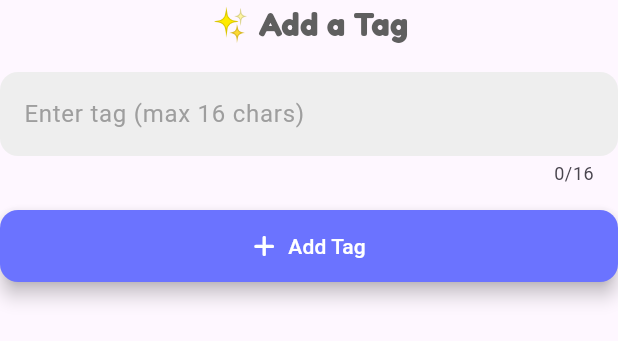
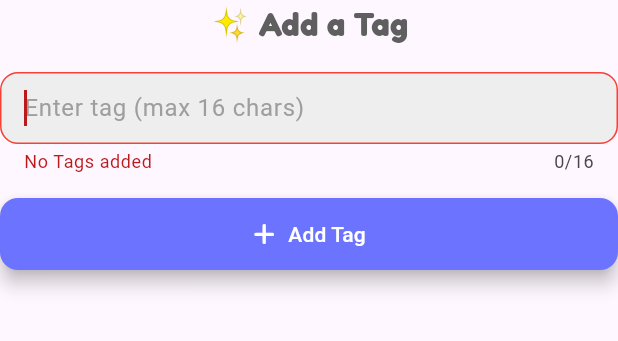
Before and after one commit to KentTho/App_Moblie_Mental, a Flutter app: the NewNoteDiaLog widget shown alone on an empty page, opened directly with empty values, after a tap on an icon or button, on a phone screen of 412 x 824 dp. Shown: the top 341 px of the screen. Run offline on Flutter 3.47's test engine with Material 3 defaults, Android fonts, the phone set to English and light mode, and no system bars; our stand-ins replace cached_network_image, dio, firebase_auth, firebase_core, font_awesome_flutter, get and 1 more; missing offline and left inert: flutter_quill; accounts and stored records are empty; project files that could hold a hidden picture were left out.

Commit message:
Modifing Emotion about tags

```diff
--- a/mental_health_app/lib/features/diary/widge/dialog_tags_card.dart
+++ b/mental_health_app/lib/features/diary/widge/dialog_tags_card.dart
@@ -15,7 +15,7 @@ class DialogCard extends StatelessWidget {
 
   @override
   Widget build(BuildContext context) {
-    final TextEditingController _tagController = TextEditingController();
+    final TextEditingController tagController = TextEditingController();
 
     return Dialog(
       backgroundColor: Colors.white.withOpacity(0.95),
--- a/mental_health_app/lib/features/diary/widge/new_notes_dialog.dart
+++ b/mental_health_app/lib/features/diary/widge/new_notes_dialog.dart
@@ -14,7 +14,7 @@ class NewNoteDiaLog extends StatelessWidget {
 
   @override
   Widget build(BuildContext context) {
-    final TextEditingController _tagController = TextEditingController(); // ✅ Tạo tại đây
+    final TextEditingController tagController = TextEditingController(); // ✅ Tạo tại đây
     final GlobalKey<FormFieldState> tagkey = GlobalKey<FormFieldState>();
 
 
@@ -35,9 +35,10 @@ class NewNoteDiaLog extends StatelessWidget {
           ),
         ),
         const SizedBox(height: 16),
-        TextField(
+        TextFormField(
           key: tagkey,
-          controller: _tagController,
+          controller: tagController,
+          autofocus: true,
           maxLength: 16,
           decoration: InputDecoration(
             hintText: 'Enter tag (max 16 chars)',
@@ -48,7 +49,35 @@ class NewNoteDiaLog extends StatelessWidget {
               borderRadius: BorderRadius.circular(12),
               borderSide: BorderSide.none,
             ),
+            isDense: true,
+            enabledBorder: OutlineInputBorder(
+              borderRadius: BorderRadius.circular(12),
+              borderSide: const BorderSide(color: primaryColor),
+            ),
+            focusedBorder: OutlineInputBorder(
+              borderRadius: BorderRadius.circular(12),
+              borderSide: const BorderSide(color: primaryColor),
+            ),
+            errorBorder: OutlineInputBorder(
+              borderRadius: BorderRadius.circular(12),
+              borderSide: const BorderSide(color: Colors.red),
+            ),
+            focusedErrorBorder: OutlineInputBorder(
+              borderRadius: BorderRadius.circular(12),
+              borderSide: const BorderSide(color: Colors.red),
+            )
           ),
+          validator: (value){
+            if(value!.trim().isEmpty){
+              return 'No Tags added';
+            }else if(value!.trim().length > 16){
+              return 'Tags should not be more than 16 characters';
+            }
+            return null;
+          },
+          onChanged: (newValue){
+            tagkey.currentState?.validate();
+          },
         ),
         const SizedBox(height: 16),
         SizedBox(
@@ -66,7 +95,10 @@ class NewNoteDiaLog extends StatelessWidget {
               elevation: 5,
             ),
             onPressed: () {
-              final newTag = _tagController.text.trim();
+              if (tagkey.currentState?.validate() ?? false){
+                  Navigator.pop(context, tagController.text.trim());
+              }
+              final newTag = tagController.text.trim();
               if (newTag.isNotEmpty && newTag.length <= 16) {
                 onTagAdded(newTag); // Gọi callback
               }
--- a/mental_health_app/lib/features/diary/widge/tag_show_row.dart
+++ b/mental_health_app/lib/features/diary/widge/tag_show_row.dart
@@ -81,8 +81,8 @@ class _TagShowRowState extends State<TagShowRow> {
                 NoteIconButton(
                   icon: FontAwesomeIcons.circlePlus,
                   size: 22,
-                  onPressed: () {
-                    showDialog(
+                  onPressed: () async {
+                    final String? tag = await showDialog<String>(
                       context: context,
                       builder: (context) => DialogCard(
                         onTagAdded: (String tag) {
@@ -98,6 +98,10 @@ class _TagShowRowState extends State<TagShowRow> {
                         ),
                       ),
                     );
+
+
+                    print('tag is: $tag');
+
                   },
                 ),
               ],
```
